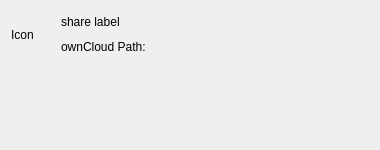
First picture: the form in src/gui/sharedialog.ui, repository nextcloud/desktop, before the edit.
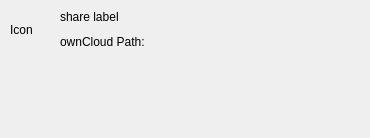
Second picture: the form after the edit.

Commit message:
Changes share link layout so it looks like the UI on the server.
- Adds icons to Share link and to save password on share dialog.
- Changes wording of the menu options for sharing link.
- Adds functionality to the new menu (mostly permissions).
- More widget size and size policy adjustments.

```diff
--- a/src/gui/sharedialog.ui
+++ b/src/gui/sharedialog.ui
@@ -6,20 +6,20 @@
    <rect>
     <x>0</x>
     <y>0</y>
-    <width>380</width>
-    <height>150</height>
+    <width>370</width>
+    <height>100</height>
    </rect>
   </property>
   <property name="sizePolicy">
-   <sizepolicy hsizetype="Fixed" vsizetype="Minimum">
+   <sizepolicy hsizetype="Fixed" vsizetype="Fixed">
     <horstretch>0</horstretch>
     <verstretch>0</verstretch>
    </sizepolicy>
   </property>
   <property name="minimumSize">
    <size>
-    <width>380</width>
-    <height>150</height>
+    <width>370</width>
+    <height>100</height>
    </size>
   </property>
   <property name="maximumSize">
@@ -32,8 +32,26 @@
    <string>Dialog</string>
   </property>
   <layout class="QVBoxLayout" name="verticalLayout">
+   <property name="spacing">
+    <number>10</number>
+   </property>
+   <property name="sizeConstraint">
+    <enum>QLayout::SetFixedSize</enum>
+   </property>
+   <property name="leftMargin">
+    <number>10</number>
+   </property>
+   <property name="topMargin">
+    <number>10</number>
+   </property>
+   <property name="rightMargin">
+    <number>10</number>
+   </property>
+   <property name="bottomMargin">
+    <number>10</number>
+   </property>
    <item>
-    <layout class="QGridLayout" name="gridLayout" rowstretch="0,0" columnstretch="0,1" columnminimumwidth="0,0">
+    <layout class="QGridLayout" name="gridLayout" rowstretch="0,0" columnstretch="0,0">
      <property name="sizeConstraint">
       <enum>QLayout::SetFixedSize</enum>
      </property>
@@ -163,7 +181,7 @@
      </property>
      <property name="minimumSize">
       <size>
-       <width>360</width>
+       <width>350</width>
        <height>45</height>
       </size>
      </property>
@@ -192,7 +210,7 @@
       <bool>false</bool>
      </property>
      <property name="alignment">
-      <set>Qt::AlignLeading|Qt::AlignLeft|Qt::AlignTop</set>
+      <set>Qt::AlignLeading|Qt::AlignLeft|Qt::AlignVCenter</set>
      </property>
      <widget class="QWidget" name="scrollAreaWidgetContents">
       <property name="geometry">
```
The commit also changes 13 other files.
